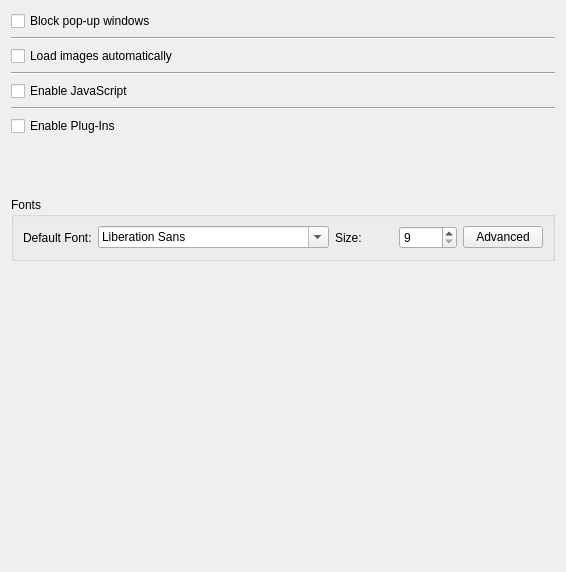
Before: the Qt Designer form Browser/Preferences/ContentTab.ui in LeFroid/Viper-Browser, drawn with Qt 5.
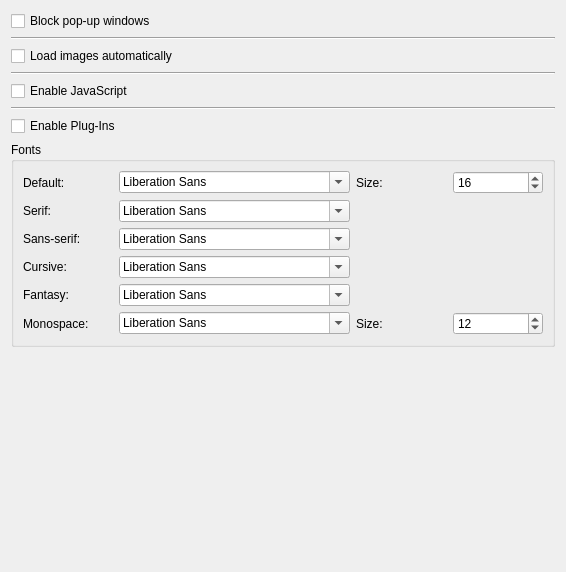
After: the same form once the commit is applied.

Commit message: Added all other font types to Content Tab in Preferences UI

Diff of the .ui file:
```diff
--- a/Browser/Preferences/ContentTab.ui
+++ b/Browser/Preferences/ContentTab.ui
@@ -81,35 +81,98 @@
      <property name="title">
       <string>Fonts</string>
      </property>
-     <layout class="QHBoxLayout" name="horizontalLayout">
-      <item>
+     <layout class="QGridLayout" name="gridLayout">
+      <item row="0" column="0">
        <widget class="QLabel" name="labelDefaultFont">
         <property name="text">
-         <string>Default Font:</string>
+         <string>Default:</string>
         </property>
        </widget>
       </item>
-      <item>
-       <widget class="QFontComboBox" name="fontComboBox"/>
+      <item row="0" column="1">
+       <widget class="QFontComboBox" name="fontComboBoxDefault"/>
       </item>
-      <item>
+      <item row="0" column="2">
        <widget class="QLabel" name="labelFontSize">
         <property name="text">
          <string>Size:</string>
         </property>
        </widget>
       </item>
-      <item>
+      <item row="1" column="0">
+       <widget class="QLabel" name="labelSerifFont">
+        <property name="text">
+         <string>Serif:</string>
+        </property>
+       </widget>
+      </item>
+      <item row="0" column="3">
        <widget class="QSpinBox" name="spinBox">
         <property name="minimum">
          <number>9</number>
         </property>
+        <property name="value">
+         <number>16</number>
+        </property>
        </widget>
       </item>
-      <item>
-       <widget class="QPushButton" name="pushButtonFontsAdvanced">
+      <item row="4" column="0">
+       <widget class="QLabel" name="labelFantasyFont">
         <property name="text">
-         <string>Advanced</string>
+         <string>Fantasy:</string>
+        </property>
+       </widget>
+      </item>
+      <item row="2" column="0">
+       <widget class="QLabel" name="labelSansSerifFont">
+        <property name="text">
+         <string>Sans-serif:</string>
+        </property>
+       </widget>
+      </item>
+      <item row="3" column="0">
+       <widget class="QLabel" name="labelCursiveFont">
+        <property name="text">
+         <string>Cursive:</string>
+        </property>
+       </widget>
+      </item>
+      <item row="4" column="1">
+       <widget class="QFontComboBox" name="fontComboBoxFantasy"/>
+      </item>
+      <item row="3" column="1">
+       <widget class="QFontComboBox" name="fontComboBoxCursive"/>
+      </item>
+      <item row="1" column="1">
+       <widget class="QFontComboBox" name="fontComboBoxSerif"/>
+      </item>
+      <item row="2" column="1">
+       <widget class="QFontComboBox" name="fontComboBoxSansSerif"/>
+      </item>
+      <item row="5" column="0">
+       <widget class="QLabel" name="labelFixedFont">
+        <property name="text">
+         <string>Monospace:</string>
+        </property>
+       </widget>
+      </item>
+      <item row="5" column="1">
+       <widget class="QFontComboBox" name="fontComboBoxFixed"/>
+      </item>
+      <item row="5" column="2">
+       <widget class="QLabel" name="labelFixedFontSize">
+        <property name="text">
+         <string>Size:</string>
+        </property>
+       </widget>
+      </item>
+      <item row="5" column="3">
+       <widget class="QSpinBox" name="spinBoxFixedFontSize">
+        <property name="minimum">
+         <number>6</number>
+        </property>
+        <property name="value">
+         <number>12</number>
         </property>
        </widget>
       </item>
```
The commit also changes 6 other files.
